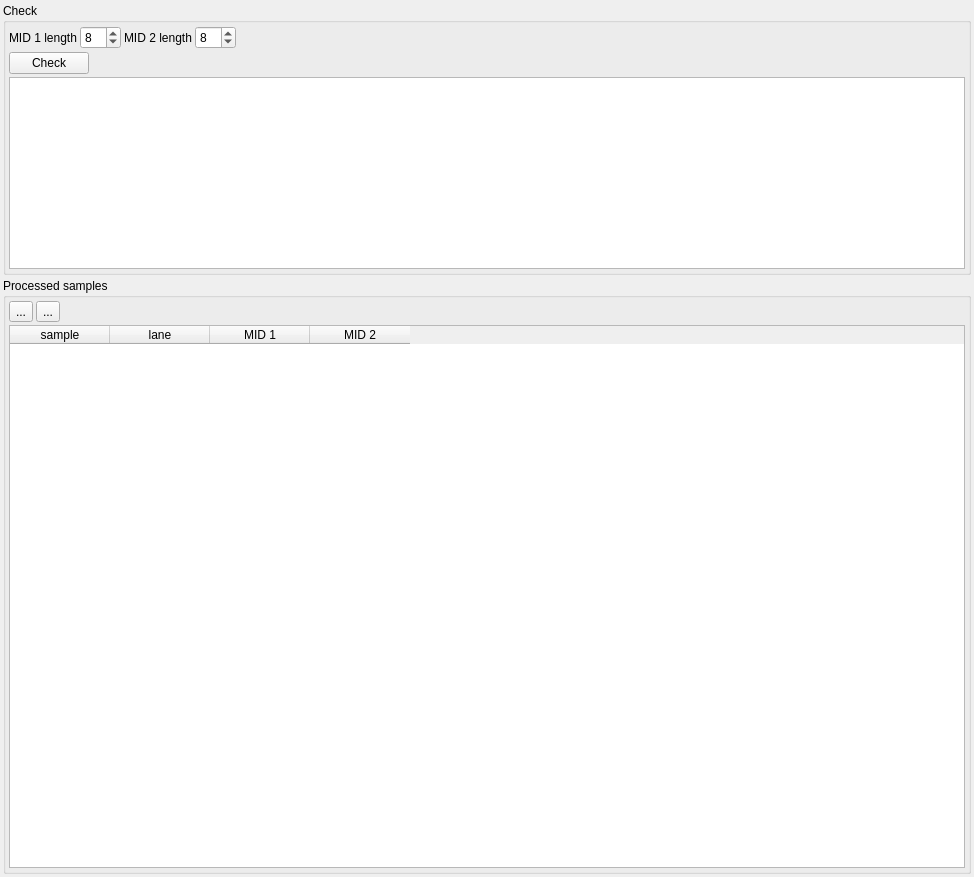
Before: the Qt Designer form src/GSvar/MidCheckWidget.ui in imgag/ngs-bits, drawn with Qt 5.
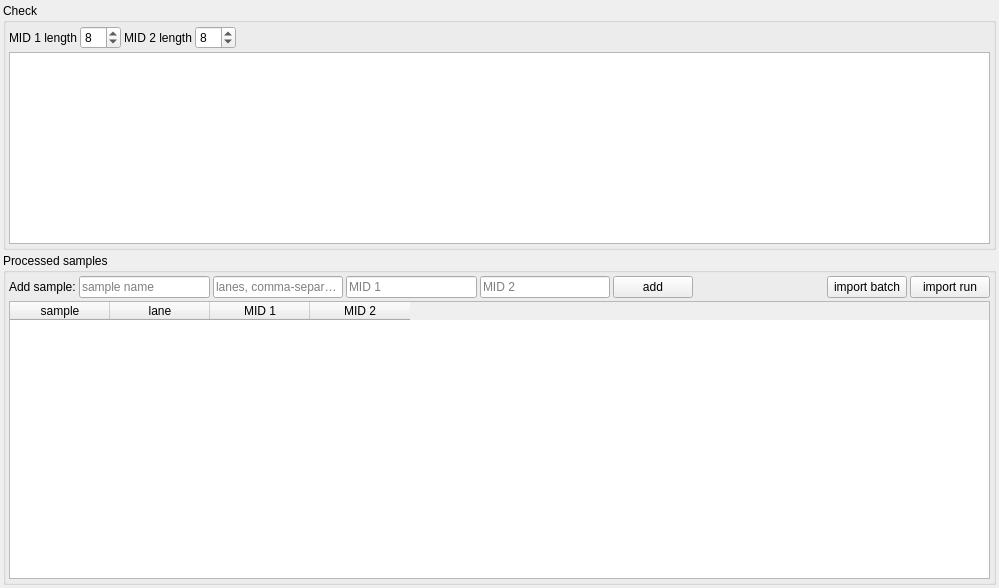
After: the same form once the commit is applied. Icons and pictures are not drawn. Custom widgets are drawn as their Qt base class.

Commit message: GSvar: final version of MID check.

```diff
--- a/src/GSvar/MidCheckWidget.ui
+++ b/src/GSvar/MidCheckWidget.ui
@@ -6,8 +6,8 @@
    <rect>
     <x>0</x>
     <y>0</y>
-    <width>974</width>
-    <height>877</height>
+    <width>999</width>
+    <height>588</height>
    </rect>
   </property>
   <property name="windowTitle">
@@ -98,34 +98,6 @@
         </item>
        </layout>
       </item>
-      <item>
-       <layout class="QHBoxLayout" name="horizontalLayout_4">
-        <item>
-         <widget class="QPushButton" name="check_btn">
-          <property name="text">
-           <string>Check</string>
-          </property>
-          <property name="icon">
-           <iconset resource="GSvar.qrc">
-            <normaloff>:/Icons/mid_clash.png</normaloff>:/Icons/mid_clash.png</iconset>
-          </property>
-         </widget>
-        </item>
-        <item>
-         <spacer name="horizontalSpacer_2">
-          <property name="orientation">
-           <enum>Qt::Horizontal</enum>
-          </property>
-          <property name="sizeHint" stdset="0">
-           <size>
-            <width>40</width>
-            <height>20</height>
-           </size>
-          </property>
-         </spacer>
-        </item>
-       </layout>
-      </item>
       <item>
        <widget class="QTextEdit" name="output">
         <property name="sizePolicy">
@@ -175,24 +147,44 @@
       <item>
        <layout class="QHBoxLayout" name="horizontalLayout">
         <item>
-         <widget class="QToolButton" name="add_btn">
+         <widget class="QLabel" name="label_3">
           <property name="text">
-           <string>...</string>
+           <string>Add sample:</string>
           </property>
-          <property name="icon">
-           <iconset resource="GSvar.qrc">
-            <normaloff>:/Icons/Add.png</normaloff>:/Icons/Add.png</iconset>
+         </widget>
+        </item>
+        <item>
+         <widget class="QLineEdit" name="add_sample">
+          <property name="placeholderText">
+           <string>sample name</string>
           </property>
          </widget>
         </item>
         <item>
-         <widget class="QToolButton" name="add_batch_btn">
-          <property name="text">
-           <string>...</string>
+         <widget class="QLineEdit" name="add_lanes">
+          <property name="placeholderText">
+           <string>lanes, comma-separated</string>
           </property>
-          <property name="icon">
-           <iconset resource="GSvar.qrc">
-            <normaloff>:/Icons/AddTemporary.png</normaloff>:/Icons/AddTemporary.png</iconset>
+         </widget>
+        </item>
+        <item>
+         <widget class="DBSelector" name="add_mid1">
+          <property name="placeholderText">
+           <string>MID 1</string>
+          </property>
+         </widget>
+        </item>
+        <item>
+         <widget class="DBSelector" name="add_mid2">
+          <property name="placeholderText">
+           <string>MID 2</string>
+          </property>
+         </widget>
+        </item>
+        <item>
+         <widget class="QPushButton" name="add_btn">
+          <property name="text">
+           <string>add</string>
           </property>
          </widget>
         </item>
@@ -204,11 +196,31 @@
           <property name="sizeHint" stdset="0">
            <size>
             <width>40</width>
-            <height>20</height>
+            <height>10</height>
            </size>
           </property>
          </spacer>
         </item>
+        <item>
+         <widget class="QPushButton" name="batch_btn">
+          <property name="toolTip">
+           <string>Add batch of samples, e.g. from Excel</string>
+          </property>
+          <property name="text">
+           <string>import batch</string>
+          </property>
+         </widget>
+        </item>
+        <item>
+         <widget class="QPushButton" name="run_btn">
+          <property name="toolTip">
+           <string>Add batch of samples from sequencing run in NGSD</string>
+          </property>
+          <property name="text">
+           <string>import run</string>
+          </property>
+         </widget>
+        </item>
        </layout>
       </item>
       <item>
@@ -240,8 +252,13 @@
    </item>
   </layout>
  </widget>
- <resources>
-  <include location="GSvar.qrc"/>
- </resources>
+ <customwidgets>
+  <customwidget>
+   <class>DBSelector</class>
+   <extends>QLineEdit</extends>
+   <header>DBSelector.h</header>
+  </customwidget>
+ </customwidgets>
+ <resources/>
  <connections/>
 </ui>
```
The commit also changes 9 other files.
